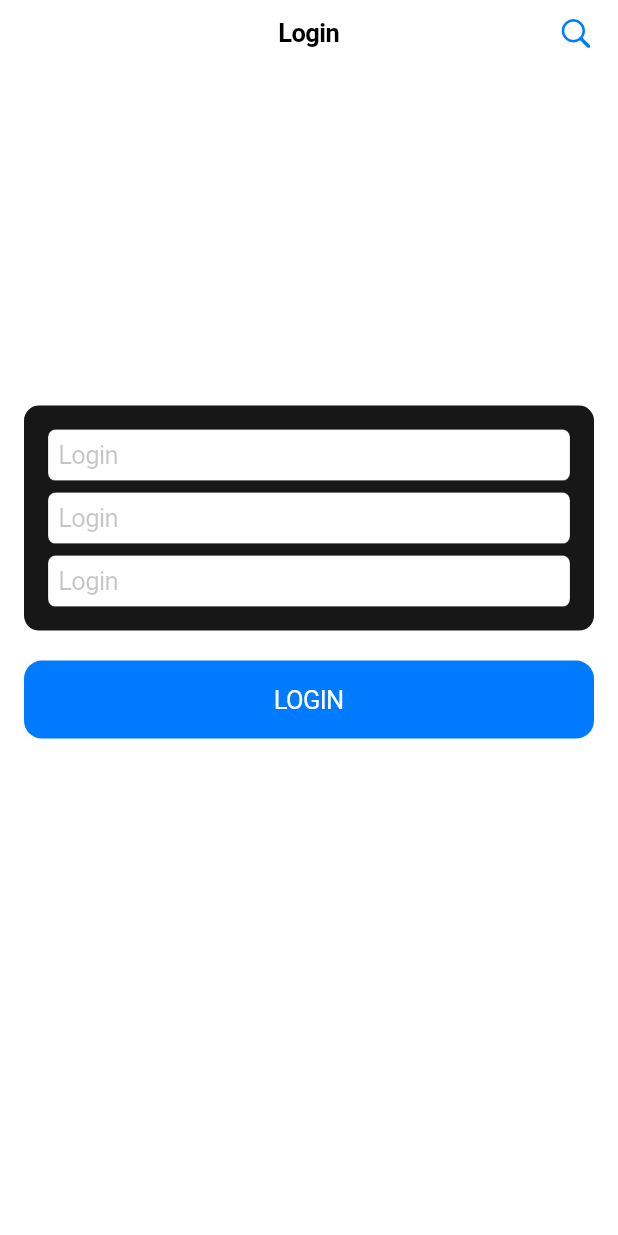
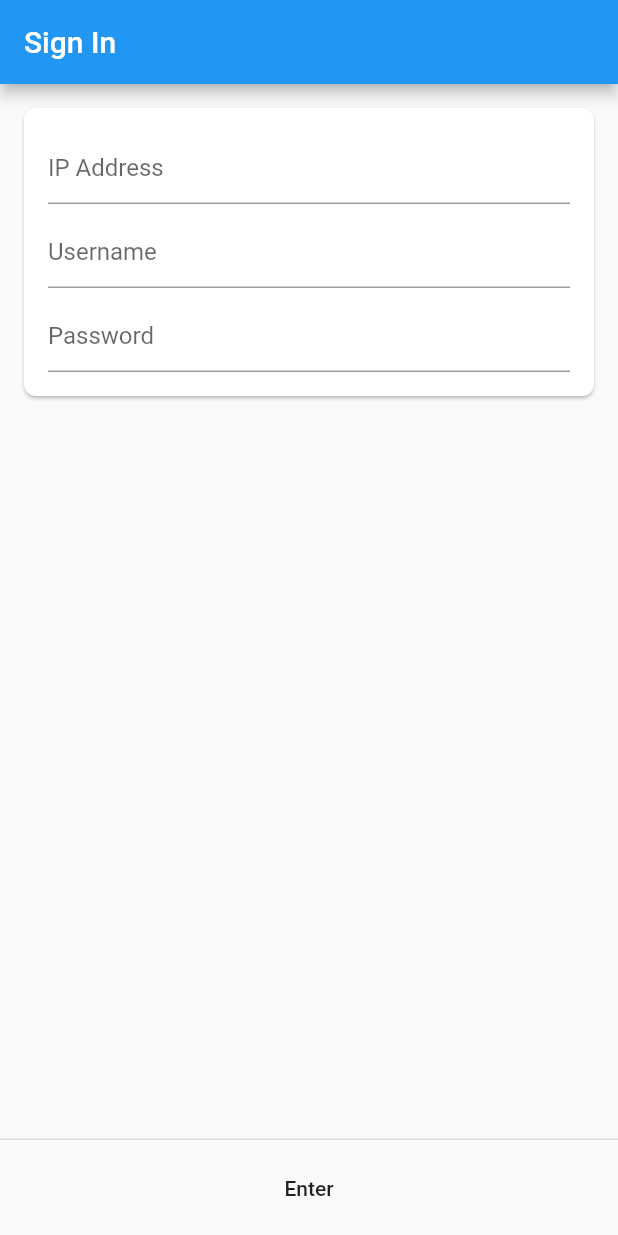
Before and after one commit to RusKryzhanovskiy/Synology, a Flutter app: the screen it shows after launch, on a phone screen of 412 x 824 dp. Run offline on Flutter 3.47's test engine with Material 2 defaults, Android fonts, the phone set to English and light mode, and no system bars; our stand-ins replace auto_route, get_it, injectable; generated files the repository leaves out were written again.

```diff
--- /dev/null
+++ b/assets/localization/app_en.arb
@@ -0,0 +1,7 @@
+{
+  "username": "Username",
+  "password": "Password",
+  "signIn": "Sign In",
+  "enter": "Enter",
+  "ipAddress": "IP Address"
+}
--- /dev/null
+++ b/assets/localization/app_ru.arb
@@ -0,0 +1,7 @@
+{
+  "username": "Имя пользователя",
+  "password": "Пароль",
+  "signIn": "Вход",
+  "enter": "Войти",
+  "ipAddress": "IP Адрес"
+}
--- /dev/null
+++ b/l10n.yaml
@@ -0,0 +1,4 @@
+arb-dir: assets/localization
+template-arb-file: app_en.arb
+output-localization-file: app_localizations.dart
+nullable-getter: false
--- a/lib/app/application.dart
+++ b/lib/app/application.dart
@@ -1,4 +1,5 @@
-import 'package:flutter/cupertino.dart';
+import 'package:flutter/material.dart';
+import 'package:flutter_gen/gen_l10n/app_localizations.dart';
 import 'package:synology/tools/di/injection.dart';
 import 'package:synology/tools/navigation/app_router.dart';
 
@@ -20,10 +21,15 @@ class _ApplicationState extends State<Application> {
 
   @override
   Widget build(BuildContext context) {
-    return CupertinoApp.router(
-      theme: CupertinoTheme.of(context),
+    return MaterialApp.router(
+      themeMode: ThemeMode.system,
+      theme: ThemeData.light(),
+      darkTheme: ThemeData.dark(),
+      debugShowCheckedModeBanner: false,
       routerDelegate: _appRouter.delegate(),
       routeInformationParser: _appRouter.defaultRouteParser(),
+      supportedLocales: AppLocalizations.supportedLocales,
+      localizationsDelegates: AppLocalizations.localizationsDelegates,
     );
   }
 }
--- a/lib/features/login/presentation/login_page.dart
+++ /dev/null
@@ -1,57 +0,0 @@
-import 'package:flutter/cupertino.dart';
-import 'package:synology/shared/widgets/base_icon_button.dart';
-import 'package:synology/shared/widgets/base_text_field.dart';
-import 'package:synology/shared/widgets/content_card.dart';
-
-class LoginPage extends StatelessWidget {
-  const LoginPage({Key? key}) : super(key: key);
-
-  @override
-  Widget build(BuildContext context) {
-    return CupertinoPageScaffold(
-      navigationBar: CupertinoNavigationBar(
-        middle: const Text('Login'),
-        trailing: BaseIconButton(
-          iconData: CupertinoIcons.search,
-          onTap: () {},
-        ),
-      ),
-      child: SafeArea(
-        child: Padding(
-          padding: const EdgeInsets.all(16.0),
-          child: _buildBody(),
-        ),
-      ),
-    );
-  }
-
-  Widget _buildBody() {
-    return Column(
-      children: <Widget>[
-        const Spacer(flex: 2),
-        ContentCard(
-          child: Column(
-            mainAxisSize: MainAxisSize.min,
-            children: const <Widget>[
-              BaseTextField(),
-              SizedBox(height: 8),
-              BaseTextField(),
-              SizedBox(height: 8),
-              BaseTextField(),
-            ],
-          ),
-        ),
-        const SizedBox(height: 20),
-        CupertinoButton.filled(
-          disabledColor: CupertinoColors.darkBackgroundGray,
-          onPressed: false ? null : () {},
-          child: Row(
-            mainAxisAlignment: MainAxisAlignment.center,
-            children: const <Widget>[Text('LOGIN')],
-          ),
-        ),
-        const Spacer(flex: 3),
-      ],
-    );
-  }
-}
--- /dev/null
+++ b/lib/features/sign_in/presentation/sign_in_page.dart
@@ -0,0 +1,47 @@
+import 'package:flutter/cupertino.dart';
+import 'package:flutter/material.dart';
+import 'package:synology/shared/widgets/base_scaffold.dart';
+import 'package:synology/shared/widgets/base_text_field.dart';
+import 'package:synology/shared/widgets/content_card.dart';
+import 'package:synology/tools/extensions/localized_extension.dart';
+
+class SignInPage extends StatelessWidget {
+  const SignInPage({super.key});
+
+  @override
+  Widget build(BuildContext context) {
+    return BaseScaffold(
+      appBar: AppBar(title: Text(context.localization.signIn)),
+      persistentFooterButtons: [
+        CupertinoButton(
+          onPressed: () {},
+          child: SizedBox.expand(
+            child: Center(
+              child: Text(
+                context.localization.enter,
+                style: Theme.of(context).textTheme.button,
+              ),
+            ),
+          ),
+        ),
+      ],
+      body: ListView(
+        padding: const EdgeInsets.all(16),
+        children: [
+          ContentCard(
+            child: Column(
+              mainAxisSize: MainAxisSize.min,
+              children: <Widget>[
+                BaseTextField(hintText: context.localization.ipAddress),
+                const SizedBox(height: 8),
+                BaseTextField(hintText: context.localization.username),
+                const SizedBox(height: 8),
+                BaseTextField(hintText: context.localization.password),
+              ],
+            ),
+          ),
+        ],
+      ),
+    );
+  }
+}
--- a/lib/shared/widgets/base_icon_button.dart
+++ /dev/null
@@ -1,22 +0,0 @@
-import 'package:flutter/cupertino.dart';
-
-class BaseIconButton extends StatelessWidget {
-  const BaseIconButton({
-    required this.iconData,
-    this.iconSize = 24.0,
-    this.onTap,
-    Key? key,
-  }) : super(key: key);
-
-  final double iconSize;
-  final IconData iconData;
-  final VoidCallback? onTap;
-
-  @override
-  Widget build(BuildContext context) {
-    return GestureDetector(
-      onTap: onTap,
-      child: Icon(iconData, size: iconSize),
-    );
-  }
-}
--- /dev/null
+++ b/lib/shared/widgets/base_scaffold.dart
@@ -0,0 +1,27 @@
+import 'package:flutter/material.dart';
+
+class BaseScaffold extends StatelessWidget {
+  const BaseScaffold({
+    this.appBar,
+    this.body,
+    this.bottomNavigationBar,
+    this.persistentFooterButtons,
+    super.key,
+  });
+
+  final PreferredSizeWidget? appBar;
+  final Widget? body;
+  final Widget? bottomNavigationBar;
+  final List<Widget>? persistentFooterButtons;
+
+  @override
+  Widget build(BuildContext context) {
+    return Scaffold(
+      appBar: appBar,
+      body: body,
+      bottomNavigationBar: bottomNavigationBar,
+      persistentFooterButtons: persistentFooterButtons,
+      persistentFooterAlignment: AlignmentDirectional.center,
+    );
+  }
+}
--- a/lib/shared/widgets/base_text_field.dart
+++ b/lib/shared/widgets/base_text_field.dart
@@ -1,12 +1,20 @@
-import 'package:flutter/cupertino.dart';
+import 'package:flutter/material.dart';
 
 class BaseTextField extends StatelessWidget {
-  const BaseTextField({Key? key}) : super(key: key);
+  const BaseTextField({
+    this.controller,
+    this.hintText,
+    super.key,
+  });
+
+  final TextEditingController? controller;
+  final String? hintText;
 
   @override
   Widget build(BuildContext context) {
-    return const CupertinoTextField(
-      placeholder: 'Login',
+    return TextField(
+      controller: controller,
+      decoration: InputDecoration(hintText: hintText),
     );
   }
 }
--- a/lib/shared/widgets/content_card.dart
+++ b/lib/shared/widgets/content_card.dart
@@ -1,12 +1,13 @@
 import 'package:flutter/cupertino.dart';
+import 'package:flutter/material.dart';
 
 class ContentCard extends StatelessWidget {
   const ContentCard({
     this.padding = const EdgeInsets.all(16),
     this.margin = EdgeInsets.zero,
     required this.child,
-    Key? key,
-  }) : super(key: key);
+    super.key,
+  });
 
   final EdgeInsetsGeometry padding;
   final EdgeInsetsGeometry margin;
@@ -14,14 +15,10 @@ class ContentCard extends StatelessWidget {
 
   @override
   Widget build(BuildContext context) {
-    return Container(
+    return Card(
       margin: margin,
-      padding: padding,
-      decoration: BoxDecoration(
-        color: CupertinoColors.darkBackgroundGray,
-        borderRadius: BorderRadius.circular(10),
-      ),
-      child: child,
+      shape: RoundedRectangleBorder(borderRadius: BorderRadius.circular(8)),
+      child: Padding(padding: padding, child: child),
     );
   }
 }
--- /dev/null
+++ b/lib/tools/extensions/localized_extension.dart
@@ -0,0 +1,6 @@
+import 'package:flutter/widgets.dart';
+import 'package:flutter_gen/gen_l10n/app_localizations.dart';
+
+extension LocalizedBuildContext on BuildContext {
+  AppLocalizations get localization => AppLocalizations.of(this);
+}
```
Also changed, not shown: analysis_options.yaml (+9 -1 lines), lib/features/downloads.dart (deleted, +0 -72 lines), lib/features/home.dart (deleted, +0 -43 lines), lib/features/task_details.dart (deleted, +0 -16 lines), lib/tools/navigation/app_router.dart (+5 -24 lines), pubspec.yaml (+7 -6 lines), lib/tools/navigation/app_router.gr.dart, pubspec.lock.
